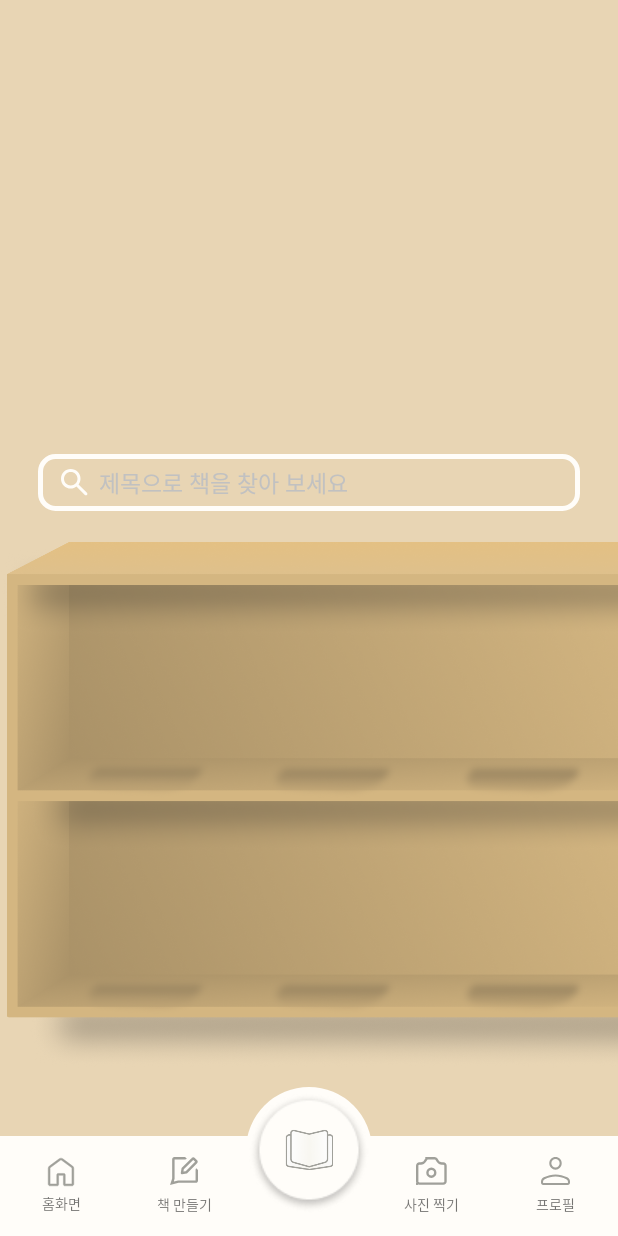
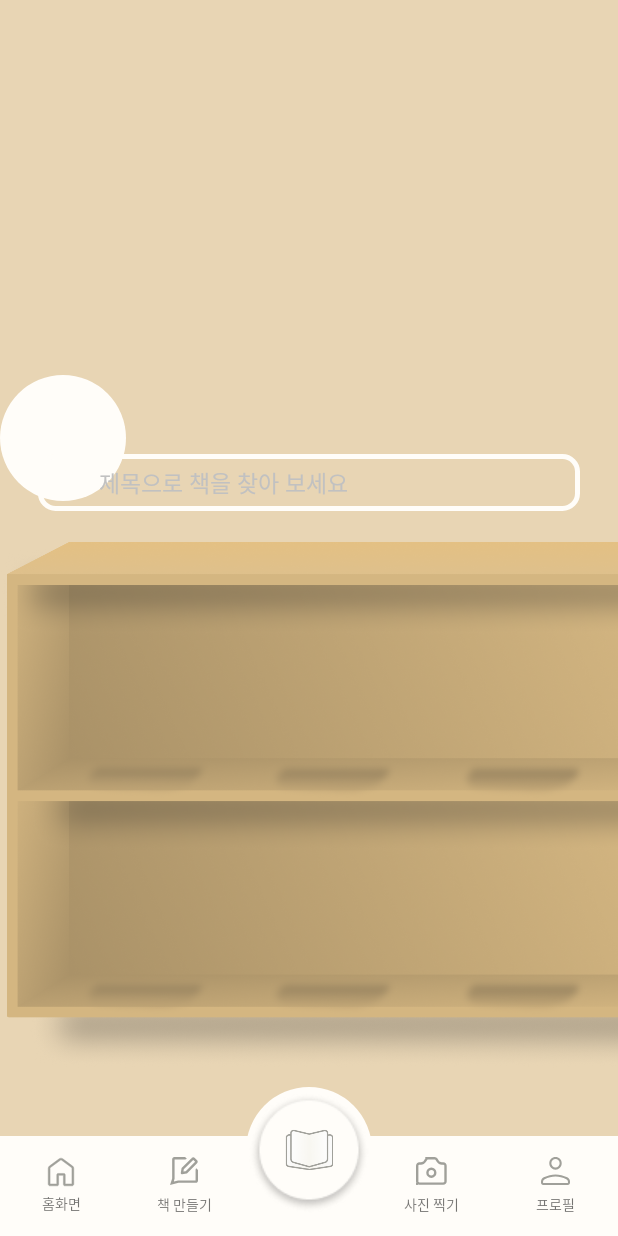
Before and after one commit to Sensible-life/MADCAMP_Cheek_to_Chick, an Android app: the HomeFragment screen opened directly, with no data from a screen before it, on a phone screen of 412 x 824 dp. Run offline under Robolectric (Android 15) with nearby library versions, the phone set to English and light mode, and no system bars; libraries missing offline, so code that uses them is left out: com.github.kittinunf.fuel, com.github.kittinunf.result, com.kakao.sdk; network calls fail.

Commit message:
2025-01-06 "~~~~"

```diff
--- a/app/src/main/java/com/google/ar/core/examples/kotlin/helloar/community/CreateFragment4.kt
+++ b/app/src/main/java/com/google/ar/core/examples/kotlin/helloar/community/CreateFragment4.kt
@@ -224,6 +224,10 @@ class CreateFragment4 : Fragment() {
         }
 
         json.put("pages", pagesArray)
+
+        json.put("likes", false)
+        json.put("ranking", 0)
+
         return json
     }
 
--- a/app/src/main/java/com/google/ar/core/examples/kotlin/helloar/home/HomeFragment.kt
+++ b/app/src/main/java/com/google/ar/core/examples/kotlin/helloar/home/HomeFragment.kt
@@ -23,6 +23,7 @@ class HomeFragment : Fragment() {
         val view = inflater.inflate(R.layout.screen_home, container, false)
 
         val bookshelf: ImageView = view.findViewById(R.id.bookshelf)
+        val book1: ImageView = view.findViewById(R.id.book_1)
 
         // 초기 위치: 화면 오른쪽 바깥
         bookshelf.translationX = 1000f
--- a/app/src/main/res/layout/screen_home.xml
+++ b/app/src/main/res/layout/screen_home.xml
@@ -5,6 +5,16 @@
     android:layout_height="match_parent"
     android:orientation="vertical"
     android:background="@color/brown">
+
+    <ImageView
+        android:id="@+id/book_1"
+        android:layout_width="wrap_content"
+        android:layout_height="wrap_content"
+        android:layout_marginTop="250dp"
+        android:layout_gravity="top"
+        android:clickable="true"
+        android:focusable="true"
+        android:src="@drawable/background_bottom_circle"/>
 
     <ImageView
         android:id="@+id/bookshelf"
```
Also changed, not shown: app/src/main/AndroidManifest.xml (+3 -4 lines).
